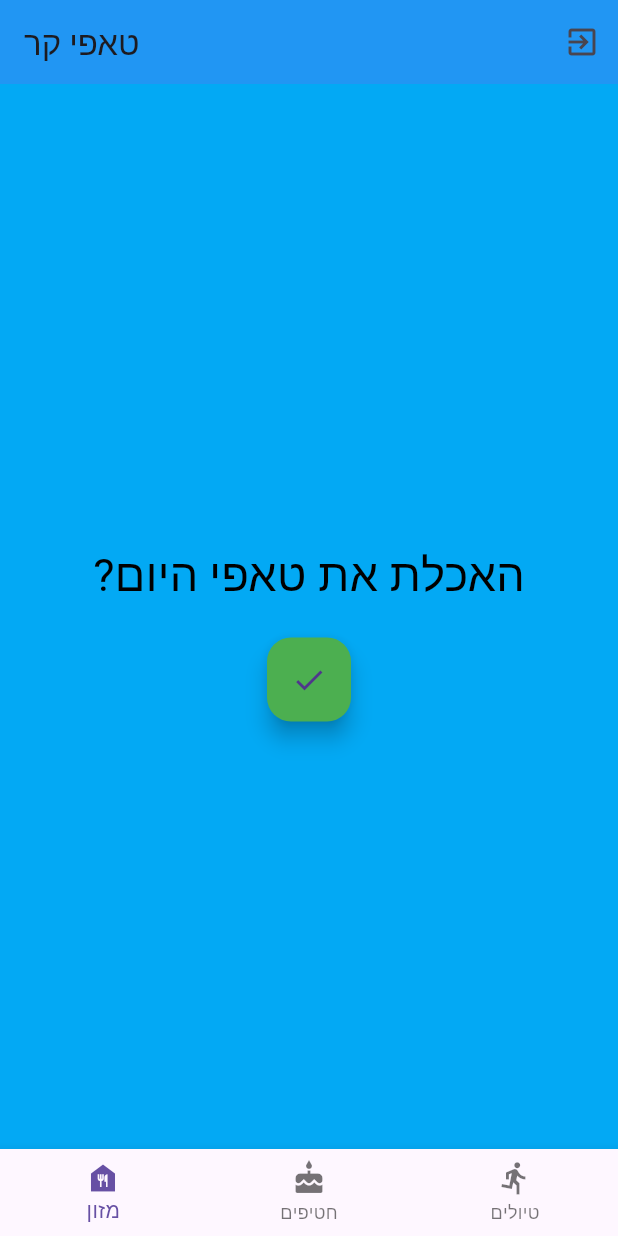
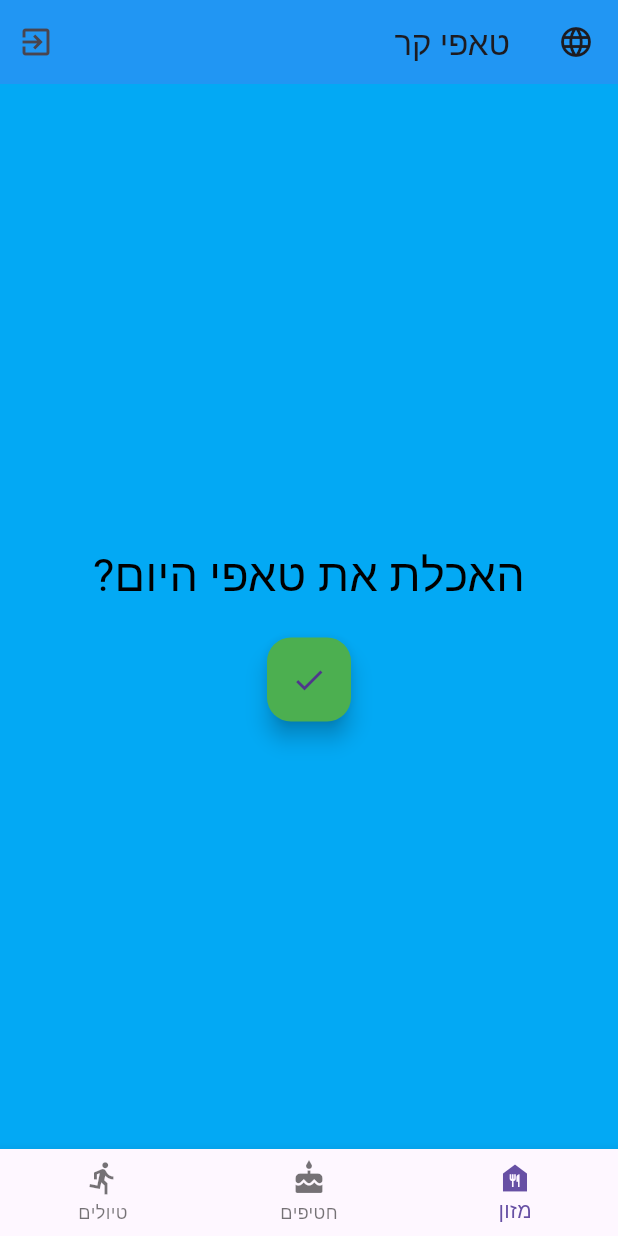
Before and after one commit to dvir-pashut/tafi_care, a Flutter app: the screen it shows after launch, after a tap on "התחברות", on a phone screen of 412 x 824 dp. Run offline on Flutter 3.47's test engine with Material 3 defaults, Android fonts, the phone set to English and light mode, and no system bars; our stand-ins replace shared_preferences; missing offline and left inert: mongo_dart.

Commit message:
now support also english but only the start_page works

```diff
--- /dev/null
+++ b/lib/l10n/localizations.dart
@@ -0,0 +1,61 @@
+import 'package:intl/intl.dart';
+import 'package:flutter/material.dart';
+import 'messages_all.dart'; // Make sure this line points to your generated messages
+
+class AppLocalizations {
+  static Future<AppLocalizations> load(Locale locale) {
+    final String name = locale.countryCode!.isEmpty ? locale.languageCode : locale.toString();
+    final localeName = Intl.canonicalizedLocale(name);
+    print("Loading messages for: $localeName");
+    return initializeMessages(localeName).then((_) {
+      Intl.defaultLocale = localeName;
+      return AppLocalizations();
+    });
+  }
+
+
+  static AppLocalizations? of(BuildContext context) {
+    return Localizations.of<AppLocalizations>(context, AppLocalizations);
+  }
+
+  String get title {
+    return Intl.message('טאפי קר', name: 'title');
+  }
+
+  String get welcome {
+    return Intl.message('ברוך הבא לטאפי קר', name: 'welcome');
+  }
+
+  String get username {
+    return Intl.message('שם משתמש', name: 'username');
+  }
+
+  String get password {
+    return Intl.message('סיסמא', name: 'password');
+  }
+
+  String get login {
+    return Intl.message('התחברות', name: 'login');
+  }
+
+  String get authenticationFailed {
+    return Intl.message('Authentication Failed', name: 'authenticationFailed');
+  }
+
+  String get logout {
+    return Intl.message('Logout', name: 'logout');
+  }
+}
+
+class AppLocalizationsDelegate extends LocalizationsDelegate<AppLocalizations> {
+  const AppLocalizationsDelegate();
+
+  @override
+  bool isSupported(Locale locale) => ['en', 'he'].contains(locale.languageCode);
+
+  @override
+  Future<AppLocalizations> load(Locale locale) => AppLocalizations.load(locale);
+
+  @override
+  bool shouldReload(AppLocalizationsDelegate old) => false;
+}
--- /dev/null
+++ b/lib/l10n/messages_all.dart
@@ -0,0 +1,6 @@
+// DO NOT EDIT. This is code generated via package:intl/generate_localized.dart
+// This is a library that looks up messages for specific locales by
+// delegating to the appropriate library.
+// @dart=2.12
+export 'messages_all_locales.dart'
+  show initializeMessages;
--- /dev/null
+++ b/lib/l10n/messages_all_locales.dart
@@ -0,0 +1,65 @@
+// DO NOT EDIT. This is code generated via package:intl/generate_localized.dart
+// This is a library that looks up messages for specific locales by
+// delegating to the appropriate library.
+// @dart=2.12
+// Ignore issues from commonly used lints in this file.
+// ignore_for_file:implementation_imports, file_names
+// ignore_for_file:unnecessary_brace_in_string_interps, directives_ordering
+// ignore_for_file:argument_type_not_assignable, invalid_assignment
+// ignore_for_file:prefer_single_quotes, prefer_generic_function_type_aliases
+// ignore_for_file:comment_references
+
+import 'package:intl/intl.dart';
+import 'package:intl/message_lookup_by_library.dart';
+import 'package:intl/src/intl_helpers.dart';
+
+import 'messages_en.dart' as messages_en;
+import 'messages_he.dart' as messages_he;
+
+typedef Future<dynamic> LibraryLoader();
+Map<String, LibraryLoader> _deferredLibraries = {
+  'en': () => Future.value(null),
+  'he': () => Future.value(null),
+};
+
+MessageLookupByLibrary? _findExact(String localeName) {
+  switch (localeName) {
+    case 'en':
+      return messages_en.messages;
+    case 'he':
+      return messages_he.messages;
+    default:
+      return null;
+  }
+}
+
+/// User programs should call this before using [localeName] for messages.
+Future<bool> initializeMessages(String? localeName) async {
+  var availableLocale = Intl.verifiedLocale(
+    localeName,
+    (locale) => _deferredLibraries[locale] != null,
+    onFailure: (_) => null);
+  if (availableLocale == null) {
+    return Future.value(false);
+  }
+  var lib = _deferredLibraries[availableLocale];
+  await (lib == null ? Future.value(false) : lib());
+  initializeInternalMessageLookup(() => CompositeMessageLookup());
+  messageLookup.addLocale(availableLocale, _findGeneratedMessagesFor);
+  return Future.value(true);
+}
+
+bool _messagesExistFor(String locale) {
+  try {
+    return _findExact(locale) != null;
+  } catch (e) {
+    return false;
+  }
+}
+
+MessageLookupByLibrary? _findGeneratedMessagesFor(String locale) {
+  var actualLocale = Intl.verifiedLocale(locale, _messagesExistFor,
+      onFailure: (_) => null);
+  if (actualLocale == null) return null;
+  return _findExact(actualLocale);
+}
--- a/lib/main.dart
+++ b/lib/main.dart
@@ -1,9 +1,12 @@
 import 'package:flutter/material.dart';
+import 'package:flutter_app/l10n/localizations.dart';
+import 'package:provider/provider.dart';
+import 'package:flutter_localizations/flutter_localizations.dart';
+import 'provider/provider.dart';  // Corrected import path if necessary
 import 'pages/start_page.dart';
 import 'pages/food_page.dart';
 import 'pages/snack_page.dart';
 import 'pages/walk_page.dart';
-
 
 void main() async {
   runApp(const MyApp());
@@ -14,18 +17,44 @@
 
   @override
   Widget build(BuildContext context) {
+    return ChangeNotifierProvider(
+      create: (context) => LocaleProvider(),
+      child: Consumer<LocaleProvider>( // Use Consumer to rebuild on locale change
+        builder: (context, provider, child) {
           return MaterialApp(
             title: 'טאפי קר',
             theme: ThemeData(
               primarySwatch: Colors.blue,
             ),
+            locale: provider.locale, // Reflects the current locale from LocaleProvider
+            supportedLocales: const [
+              Locale('en', 'US'),  // English
+              Locale('he', 'IL'),  // Hebrew
+            ],
+            localizationsDelegates: const [
+              GlobalMaterialLocalizations.delegate,
+              GlobalWidgetsLocalizations.delegate,
+              GlobalCupertinoLocalizations.delegate,
+              AppLocalizationsDelegate(), // Ensure your custom delegate is listed
+            ],
+            localeResolutionCallback: (locale, supportedLocales) {
+              for (var supportedLocale in supportedLocales) {
+                if (supportedLocale.languageCode == locale?.languageCode) {
+                  return supportedLocale;
+                }
+              }
+              return supportedLocales.first;
+            },
             initialRoute: '/',
             routes: {
               '/': (context) => const StartPage(),
               '/main': (context) => const FoodPage(),
-        '/snack': (context) => const SnackPage(),  // Add route for snack page
-        '/walk': (context) => const WalkPage(),    // Add route for walk page
+              '/snack': (context) => const SnackPage(),
+              '/walk': (context) => const WalkPage(),
             },
+          );
+        },
+      ),
     );
   }
 }
--- a/lib/pages/food_page.dart
+++ b/lib/pages/food_page.dart
@@ -37,7 +37,7 @@
       });
     } else {
       setState(() {
-        _displayText = '?האכלת את טאפי היום';
+        _displayText = 'האכלת את טאפי היום?';
         _foodGiven = false;  // Food has not been given
         _isLoading = false;  // Stop loading
       });
--- a/lib/pages/start_page.dart
+++ b/lib/pages/start_page.dart
@@ -2,12 +2,12 @@
 import 'package:shared_preferences/shared_preferences.dart';
 import '../widgets/app_bar.dart';
 import '../mongo_methods/mongo_methods.dart';
+import '../l10n/localizations.dart';
 
 class StartPage extends StatefulWidget {
   const StartPage({super.key});
 
   @override
-  // ignore: library_private_types_in_public_api
   _StartPageState createState() => _StartPageState();
 }
 
@@ -25,11 +25,8 @@
   Future<void> _checkLoginStatus() async {
     final prefs = await SharedPreferences.getInstance();
     final isLoggedIn = prefs.getBool('isLoggedIn') ?? false;
-    //await prefs.remove('isLoggedIn'); //TODO: remove this line this is for debug only
 
     if (isLoggedIn) {
-      // Navigate to the main page
-      // ignore: use_build_context_synchronously
       Navigator.pushReplacementNamed(context, '/main');
     }
   }
@@ -41,21 +38,15 @@
 
     final email = _emailController.text;
     final password = _passwordController.text;
-
     final isAuthenticated = await MongoDatabase.authenticateUser(email, password);
 
     if (isAuthenticated) {
       final prefs = await SharedPreferences.getInstance();
       await prefs.setBool('isLoggedIn', true);
-
-      // Navigate to the main page
-      // ignore: use_build_context_synchronously
       Navigator.pushReplacementNamed(context, '/main');
     } else {
-      // Show error message
-      // ignore: use_build_context_synchronously
       ScaffoldMessenger.of(context).showSnackBar(
-        const SnackBar(content: Text('Authentication Failed')),
+        SnackBar(content: Text(AppLocalizations.of(context)?.authenticationFailed ?? 'Authentication Failed')),
       );
     }
 
@@ -66,6 +57,7 @@
 
   @override
   Widget build(BuildContext context) {
+    final localizations = AppLocalizations.of(context);
     return Scaffold(
       appBar: const CustomAppBar(),
       backgroundColor: Colors.lightBlue,
@@ -73,16 +65,16 @@
         child: Column(
           mainAxisSize: MainAxisSize.min,
           children: [
-            const Text(
-              'ברוך הבא לטאפי קר',
-              style: TextStyle(color: Colors.black, fontSize: 30),
+            Text(
+              localizations?.welcome ?? 'Welcome', // Fallback to 'Welcome' if null
+              style: const TextStyle(color: Colors.black, fontSize: 30),
             ),
             const SizedBox(height: 20),
             Padding(
               padding: const EdgeInsets.symmetric(horizontal: 20.0),
               child: TextField(
                 controller: _emailController,
-                decoration: const InputDecoration(labelText: 'שם משתמש'),
+                decoration: InputDecoration(labelText: localizations?.username ?? 'Username'), // Fallback to 'Username'
               ),
             ),
             Padding(
@@ -90,7 +82,7 @@
               child: TextField(
                 controller: _passwordController,
                 obscureText: true,
-                decoration: const InputDecoration(labelText: 'סיסמא'),
+                decoration: InputDecoration(labelText: localizations?.password ?? 'Password'), // Fallback to 'Password'
               ),
             ),
             const SizedBox(height: 20),
@@ -98,7 +90,7 @@
                 ? const CircularProgressIndicator()
                 : ElevatedButton(
                     onPressed: _login,
-                    child: const Text('התחברות'),
+                    child: Text(localizations?.login ?? 'Login'), // Fallback to 'Login'
                   ),
             const SizedBox(height: 10),
           ],
--- a/lib/pages/walk_page.dart
+++ b/lib/pages/walk_page.dart
@@ -87,12 +87,13 @@
   Widget buildWalkPeriodUI(String period) {
     String time = walkTimes[period];
     bool hasTime = time.isNotEmpty;
+    // ignore: non_constant_identifier_names
     String Hperiod = period == 'evening' ? 'ערב' : 'בוקר';
 
     return Column(
       children: [
         Text(
-          hasTime ? 'טיול $Hperiod: $time' : '$Hperiod עדיין לא קרה',
+          hasTime ? '$Hperiod: $time' : 'טיול $Hperiod עדיין לא קרה',
           style: const TextStyle(color: Colors.black, fontSize: 24),
         ),
         hasTime
--- /dev/null
+++ b/lib/provider/provider.dart
@@ -0,0 +1,17 @@
+// locale_provider.dart
+import 'package:flutter/material.dart';
+
+class LocaleProvider with ChangeNotifier {
+  Locale _locale = const Locale('he', 'IL'); // Default to Hebrew
+
+  Locale get locale => _locale;
+
+  void setLocale(Locale locale) {
+    print("Locale change requested to: ${locale.toString()}");
+    if (_locale != locale) {
+      _locale = locale;
+      print("Locale changed to: ${locale.toString()}");
+      notifyListeners();
+    }
+  }
+}
--- a/lib/widgets/app_bar.dart
+++ b/lib/widgets/app_bar.dart
@@ -1,34 +1,90 @@
 import 'package:flutter/material.dart';
+import 'package:flutter_app/provider/provider.dart';
+import 'package:provider/provider.dart';
 import 'package:shared_preferences/shared_preferences.dart';
+import '../l10n/localizations.dart'; // Ensure this is correctly imported
 
-class CustomAppBar extends StatelessWidget implements PreferredSizeWidget {
-  final bool isLoggedIn; // Added to determine if the logout button should be shown.
-
-  const CustomAppBar({
-    super.key,
-    this.isLoggedIn = false, // Default to false if not provided.
-  });
+class CustomAppBar extends StatefulWidget implements PreferredSizeWidget {
+  final bool isLoggedIn;
+  const CustomAppBar({super.key, this.isLoggedIn = false});
 
   @override
-  Widget build(BuildContext context) {
-    return AppBar(
-      backgroundColor: Colors.blue,
-      title: const Text('טאפי קר'),
-      actions: isLoggedIn ? <Widget>[ // Conditionally add the logout button
-        IconButton(
-          icon: const Icon(Icons.exit_to_app), // Icon for logout
-          onPressed: () async {
-            final prefs = await SharedPreferences.getInstance();
-            await prefs.remove('isLoggedIn'); // Remove the logged in flag
-            // ignore: use_build_context_synchronously
-            Navigator.pushReplacementNamed(context, '/'); // Navigate to the start/login page
-          },
-          tooltip: 'Logout',
-        ),
-      ] : [],
-    );
-  }
+  _CustomAppBarState createState() => _CustomAppBarState();
 
   @override
   Size get preferredSize => const Size.fromHeight(kToolbarHeight);
 }
+
+class _CustomAppBarState extends State<CustomAppBar> {
+  @override
+  Widget build(BuildContext context) {
+    final localizations = AppLocalizations.of(context);
+    final title = localizations?.title ?? 'tafi care'; // Fallback to 'Default Title' if null
+
+    return AppBar(
+      backgroundColor: Colors.blue,
+      leading: IconButton(
+        icon: const Icon(Icons.language),
+        onPressed: () => _showLanguagePicker(context),
+      ),
+      title: Text(title),
+      actions: _buildActions(context),
+    );
+  }
+
+  List<Widget> _buildActions(BuildContext context) {
+    if (!widget.isLoggedIn) {
+      return [];
+    }
+
+    return [
+      IconButton(
+        icon: const Icon(Icons.exit_to_app),
+        onPressed: () async {
+          final prefs = await SharedPreferences.getInstance();
+          await prefs.remove('isLoggedIn');
+          // Use mounted check to prevent setState if widget is not in tree
+          if (mounted) {
+            Navigator.pushReplacementNamed(context, '/');
+          }
+        },
+        tooltip: AppLocalizations.of(context)?.logout ?? 'Logout', // Handle null with fallback
+      ),
+    ];
+  }
+
+  void _showLanguagePicker(BuildContext context) {
+    showDialog(
+      context: context,
+      builder: (BuildContext context) {
+        return SimpleDialog(
+          title: const Text('Choose Language'),
+          children: <Widget>[
+            SimpleDialogOption(
+              onPressed: () {
+                _changeLanguage(const Locale('en', 'US'));
+              },
+              child: const Text('English'),
+            ),
+            SimpleDialogOption(
+              onPressed: () {
+                _changeLanguage(const Locale('he', 'IL'));
+              },
+              child: const Text('עברית'), // Hebrew
+            ),
+          ],
+        );
+      },
+    );
+  }
+
+  void _changeLanguage(Locale newLocale) {
+    // Check if the widget is still part of the tree
+    if (mounted) {
+      // Use Provider to set the locale across the app
+      final localeProvider = Provider.of<LocaleProvider>(context, listen: false);
+      localeProvider.setLocale(newLocale);
+      Navigator.pop(context); // Close the dialog after changing the language
+    }
+  }
+}
```
Also changed, not shown: lib/l10n/intl_en.arb (added, +9 -0 lines), lib/l10n/intl_he.arb (added, +9 -0 lines), lib/l10n/messages_en.dart (added, +36 -0 lines), lib/l10n/messages_he.dart (added, +36 -0 lines), lib/l10n/messages_messages.dart (added, +36 -0 lines), pubspec.yaml (+5 -2 lines), pubspec.lock, 2 other files. Lines whose indentation alone changed are shown as unchanged.
